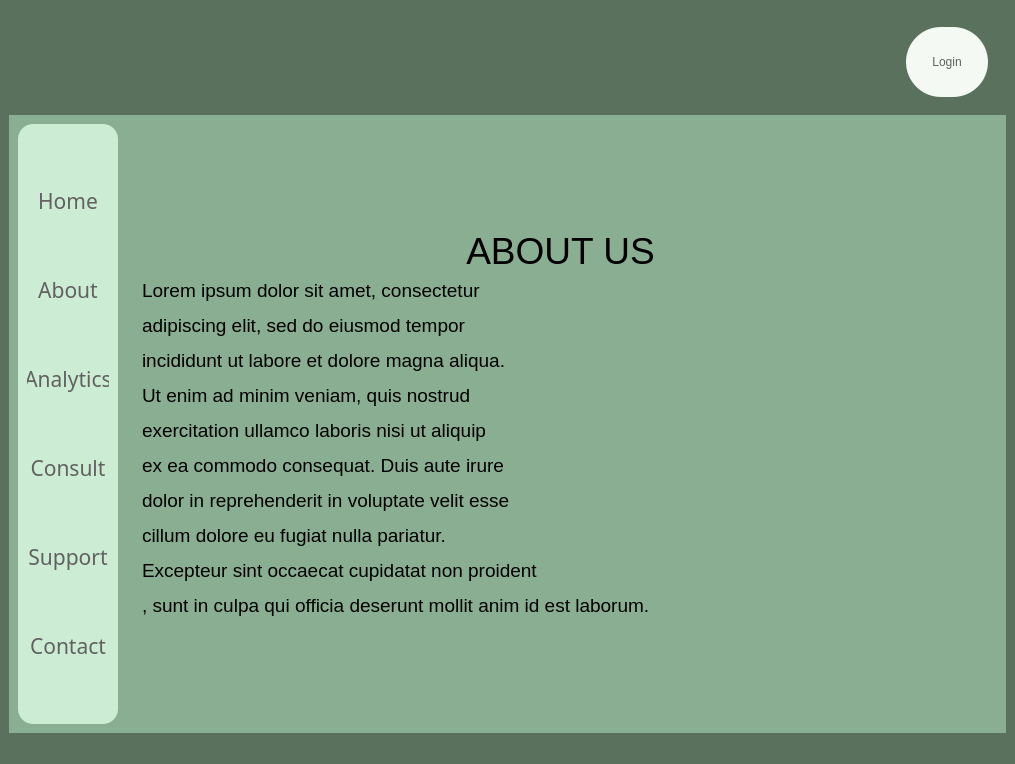
Before: the Qt Designer form About_page.ui in srishtiigautam/restorehealth, drawn with Qt 5.
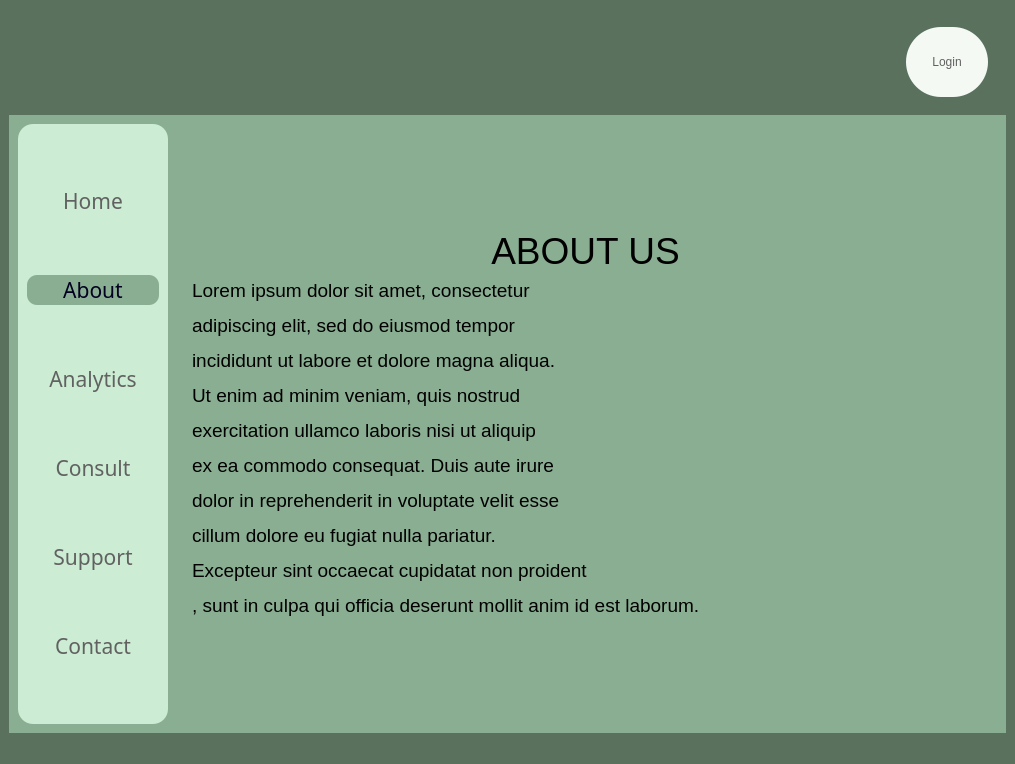
After: the same form once the commit is applied. Icons and pictures are not drawn.

```diff
--- a/About_page.ui
+++ b/About_page.ui
@@ -185,6 +185,12 @@
       <layout class="QHBoxLayout" name="horizontalLayout">
        <item>
         <widget class="QFrame" name="frame_3">
+         <property name="minimumSize">
+          <size>
+           <width>150</width>
+           <height>0</height>
+          </size>
+         </property>
          <property name="maximumSize">
           <size>
            <width>100</width>
@@ -248,18 +254,10 @@
             </property>
             <property name="styleSheet">
              <string notr="true">QPushButton{
-color: rgb(97, 97, 97);
-border-radius:10px;
-}
-
-QPushButton:hover{
-background-color: rgb(220, 255, 228);
-	/*color: rgb(255, 255, 255);*/
-	font: 700 16pt &quot;Constantia&quot;;
-}
-
-
-</string>
+	color: rgb(0, 0, 32);
+	border-radius:10px;
+	background-color: rgb(138, 174, 146);
+}</string>
             </property>
             <property name="text">
              <string>About</string>
```
